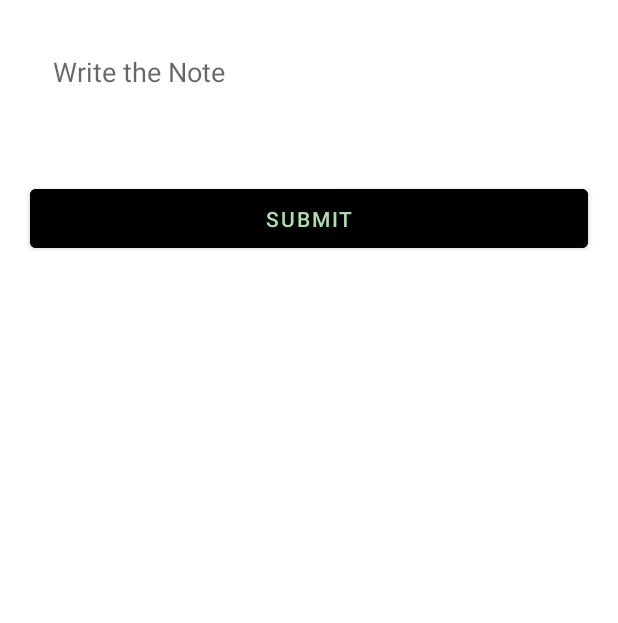
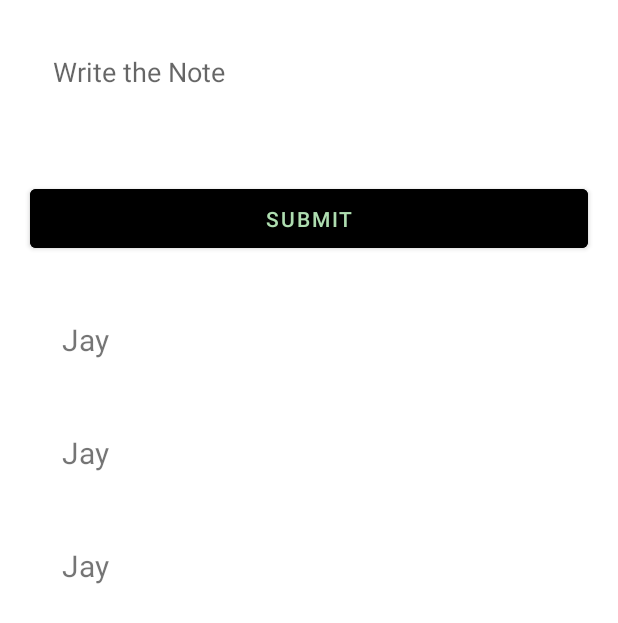
Before and after one commit to jayagarwal-github/Notes_Keeping_Application, an Android app: the layout activity_main.xml on its own in the app's theme, with its tools: preview values and no code run, on a phone screen of 412 x 824 dp. Shown: the top 623 px of the screen. Run offline under Robolectric (Android 15) with nearby library versions, the phone set to English and light mode, and no system bars.

Commit message:
I added the Border to the note and provide the space between recycler view item

```diff
--- a/app/src/main/java/com/example/notes/MainActivity.kt
+++ b/app/src/main/java/com/example/notes/MainActivity.kt
@@ -1,6 +1,7 @@
 package com.example.notes
 
 import android.annotation.SuppressLint
+import android.graphics.Rect
 import android.os.Bundle
 import android.view.View
 import android.widget.EditText
@@ -21,7 +22,9 @@ class MainActivity : AppCompatActivity() , INotesRVAdapter{
         setContentView(R.layout.activity_main)
 
         val recyclerView: RecyclerView = findViewById(R.id.recyclerView)
+        recyclerView.addItemDecoration(SpacesItemDecoration(21))    // It provide space between recycler view item
         recyclerView.layoutManager = LinearLayoutManager(this)
+
         val adapter = NotesRvAdapter(this, this)
         recyclerView.adapter = adapter
 
@@ -36,6 +39,12 @@ class MainActivity : AppCompatActivity() , INotesRVAdapter{
 
         }
 
+    }
+
+    class SpacesItemDecoration(private val space: Int) : RecyclerView.ItemDecoration() {
+        override fun getItemOffsets(outRect: Rect, view: View, parent: RecyclerView, state: RecyclerView.State) {
+            outRect.bottom = space
+        }
     }
 
         override fun onItemClicked(note : Note){
--- /dev/null
+++ b/app/src/main/res/drawable/note_border.xml
@@ -0,0 +1,13 @@
+<?xml version="1.0" encoding="utf-8"?>
+<shape xmlns:android="http://schemas.android.com/apk/res/android">
+    <stroke
+        android:width="1dp"
+        android:color="#FFFFFF" />
+    <corners
+        android:radius="5dp" />
+    <padding
+        android:left="10dp"
+        android:right="10dp"
+        android:top="10dp"
+        android:bottom="10dp" />
+</shape>
--- a/app/src/main/res/layout/activity_main.xml
+++ b/app/src/main/res/layout/activity_main.xml
@@ -40,6 +40,7 @@
         android:layout_height="0dp"
         app:layout_constraintTop_toBottomOf="@+id/sumbit"
         android:layout_margin="20dp"
+        android:padding="1dp"
         app:layout_constraintLeft_toLeftOf="parent"
         app:layout_constraintBottom_toBottomOf="parent"
         tools:listitem="@layout/item_note"/>
--- a/app/src/main/res/layout/item_note.xml
+++ b/app/src/main/res/layout/item_note.xml
@@ -2,6 +2,7 @@
 <androidx.constraintlayout.widget.ConstraintLayout xmlns:android="http://schemas.android.com/apk/res/android"
     android:layout_width="match_parent"
     android:layout_height="wrap_content"
+    android:background="@drawable/note_border"
     xmlns:app="http://schemas.android.com/apk/res-auto">
 
     <TextView
@@ -11,8 +12,7 @@
         android:text="Jay"
         android:textSize="20sp"
         android:padding="10dp"
-        android:textColor="@color/white"
-        android:background="#00000000"
+
         app:layout_constraintRight_toLeftOf="@+id/deleteButton"
         app:layout_constraintLeft_toLeftOf="parent"
         app:layout_constraintTop_toTopOf="parent"
--- a/app/src/main/res/values/colors.xml
+++ b/app/src/main/res/values/colors.xml
@@ -2,4 +2,5 @@
 <resources>
     <color name="black">#FF000000</color>
     <color name="white">#FFFFFFFF</color>
+    <color name="dark_gray">#474747</color>
 </resources>
```
